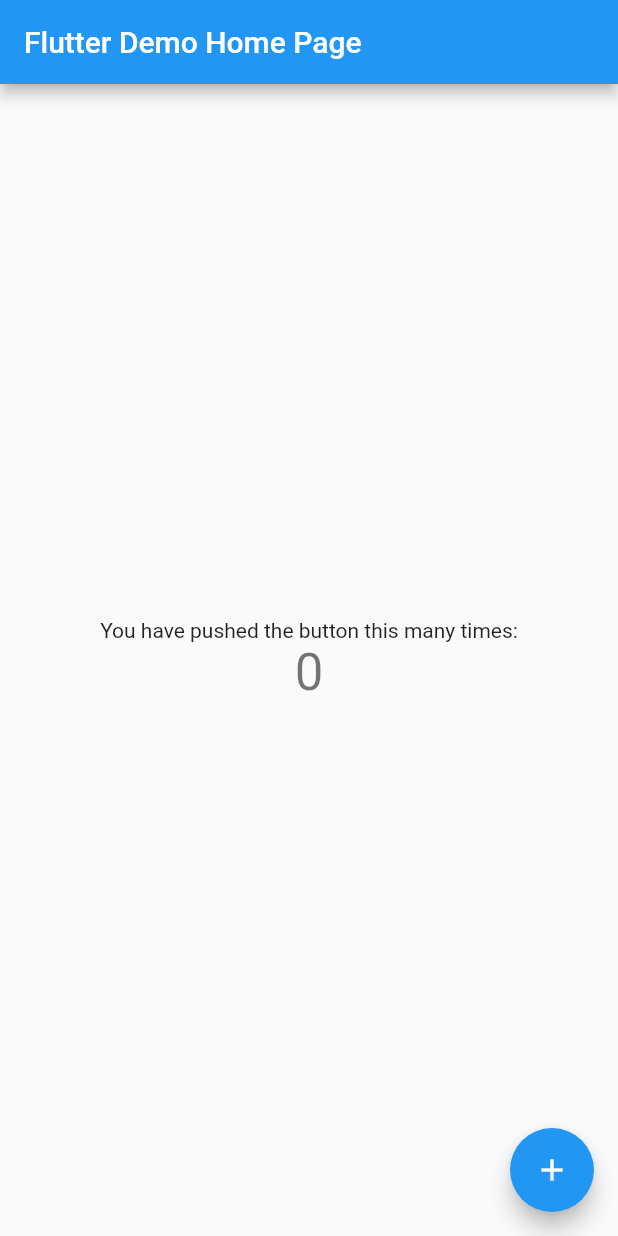
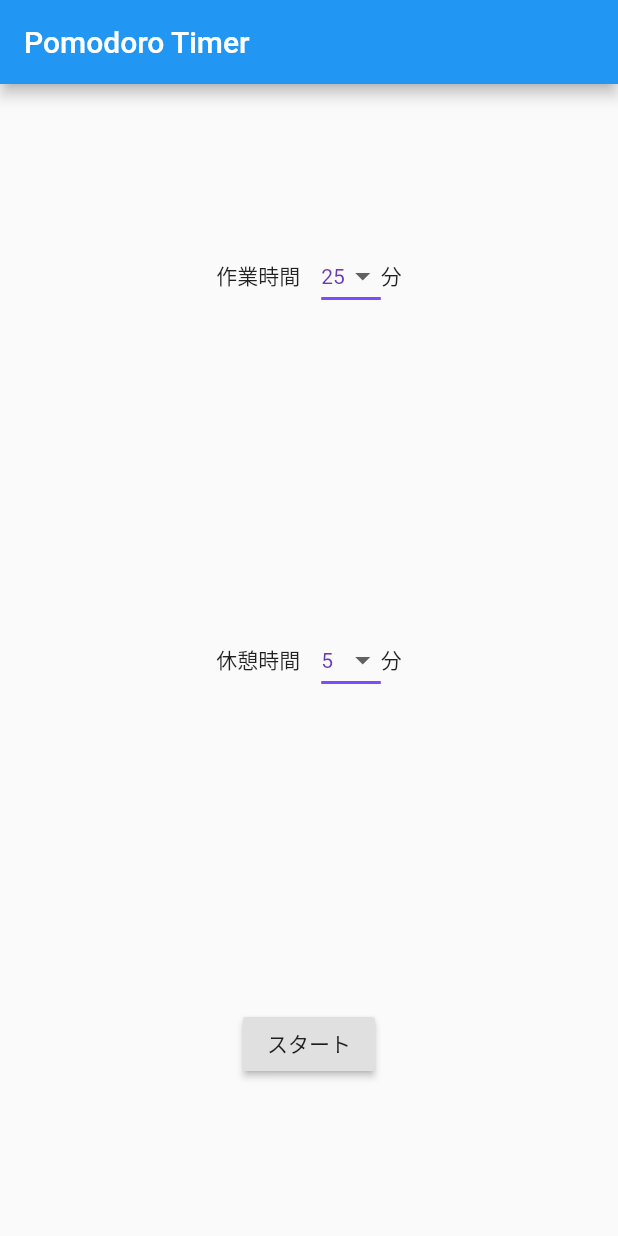
Before and after one commit to nadeshiko69/pomodoro_timer, a Flutter app: the screen it shows after launch, on a phone screen of 412 x 824 dp. Run offline on Flutter 3.47's test engine with Material 2 defaults, Android fonts, the phone set to English and light mode, and no system bars.

Commit message:
Main画面完成、TImer内部実装完了Debug未実施

```diff
--- a/lib/main.dart
+++ b/lib/main.dart
@@ -1,113 +1,136 @@
+import 'package:flutter/cupertino.dart';
 import 'package:flutter/material.dart';
+import 'package:pomodoro_timer/timer.dart';
 
 void main() {
-  runApp(MyApp());
+  runApp(MainMenu());
 }
 
-class MyApp extends StatelessWidget {
-  // This widget is the root of your application.
+class MainMenu extends StatefulWidget {
+  //MainMenu({Key key, this.title}) : super(key: key);
+
+  //final String title;
+
+  @override
+  _MainMenu createState() => _MainMenu();
+}
+
+class _MainMenu extends State<MainMenu> {
   @override
   Widget build(BuildContext context) {
     return MaterialApp(
-      title: 'Flutter Demo',
-      theme: ThemeData(
-        // This is the theme of your application.
-        //
-        // Try running your application with "flutter run". You'll see the
-        // application has a blue toolbar. Then, without quitting the app, try
-        // changing the primarySwatch below to Colors.green and then invoke
-        // "hot reload" (press "r" in the console where you ran "flutter run",
-        // or simply save your changes to "hot reload" in a Flutter IDE).
-        // Notice that the counter didn't reset back to zero; the application
-        // is not restarted.
-        primarySwatch: Colors.blue,
-      ),
-      home: MyHomePage(title: 'Flutter Demo Home Page'),
+      home: Home()
     );
   }
 }
 
-class MyHomePage extends StatefulWidget {
-  MyHomePage({Key? key, required this.title}) : super(key: key);
 
-  // This widget is the home page of your application. It is stateful, meaning
-  // that it has a State object (defined below) that contains fields that affect
-  // how it looks.
-
-  // This class is the configuration for the state. It holds the values (in this
-  // case the title) provided by the parent (in this case the App widget) and
-  // used by the build method of the State. Fields in a Widget subclass are
-  // always marked "final".
-
-  final String title;
-
+class Home extends StatefulWidget {
   @override
-  _MyHomePageState createState() => _MyHomePageState();
+  _Home createState() => _Home();
 }
 
-class _MyHomePageState extends State<MyHomePage> {
-  int _counter = 0;
-
-  void _incrementCounter() {
-    setState(() {
-      // This call to setState tells the Flutter framework that something has
-      // changed in this State, which causes it to rerun the build method below
-      // so that the display can reflect the updated values. If we changed
-      // _counter without calling setState(), then the build method would not be
-      // called again, and so nothing would appear to happen.
-      _counter++;
-    });
-  }
-
+class _Home extends State<Home>{
+  List<String> workTime = ['5', '10', '15', '20', '25', '30', '35', '40', '45', '50', '55', '60'];
+  String dropdownWorkValue = '25';
+  List<String> brakeTime = ['1', '2', '3', '4', '5', '6', '7', '8', '9', '10'];
+  String dropdownBrakeValue = '5';
   @override
-  Widget build(BuildContext context) {
-    // This method is rerun every time setState is called, for instance as done
-    // by the _incrementCounter method above.
-    //
-    // The Flutter framework has been optimized to make rerunning build methods
-    // fast, so that you can just rebuild anything that needs updating rather
-    // than having to individually change instances of widgets.
+  Widget build(BuildContext context){
     return Scaffold(
       appBar: AppBar(
-        // Here we take the value from the MyHomePage object that was created by
-        // the App.build method, and use it to set our appbar title.
-        title: Text(widget.title),
+        title: Text('Pomodoro Timer'),
       ),
       body: Center(
-        // Center is a layout widget. It takes a single child and positions it
-        // in the middle of the parent.
         child: Column(
-          // Column is also a layout widget. It takes a list of children and
-          // arranges them vertically. By default, it sizes itself to fit its
-          // children horizontally, and tries to be as tall as its parent.
-          //
-          // Invoke "debug painting" (press "p" in the console, choose the
-          // "Toggle Debug Paint" action from the Flutter Inspector in Android
-          // Studio, or the "Toggle Debug Paint" command in Visual Studio Code)
-          // to see the wireframe for each widget.
-          //
-          // Column has various properties to control how it sizes itself and
-          // how it positions its children. Here we use mainAxisAlignment to
-          // center the children vertically; the main axis here is the vertical
-          // axis because Columns are vertical (the cross axis would be
-          // horizontal).
-          mainAxisAlignment: MainAxisAlignment.center,
+          mainAxisSize: MainAxisSize.min,
           children: <Widget>[
-            Text(
-              'You have pushed the button this many times:',
+            Expanded(
+              child: Center(
+                child: Row(
+                  mainAxisSize: MainAxisSize.min,
+                  children: <Widget>[
+                    Text('作業時間　'),
+                    // じかん設定ボタンを配置
+                    DropdownButton<String>(
+                      value: dropdownWorkValue,
+                      iconSize: 24,
+                      elevation: 16,
+                      style: const TextStyle(color: Colors.deepPurple),
+                      underline: Container(
+                        height: 2,
+                        color: Colors.deepPurpleAccent,
+                      ),
+                      onChanged: (String? newValue) {
+                        setState(() {
+                          dropdownWorkValue = newValue!;
+                        });
+                      },
+                      items: workTime.map<DropdownMenuItem<String>>((String value) {
+                        return DropdownMenuItem<String>(
+                          value: value,
+                          child: Text(value),
+                        );
+                      }).toList(),
+                    ),
+                    Text('分'),
+                  ],
+                ),
+              ),
             ),
-            Text(
-              '$_counter',
-              style: Theme.of(context).textTheme.headline4,
+            Expanded(
+              child: Center(
+                child: Row(
+                  mainAxisSize: MainAxisSize.min,
+                  children: <Widget>[
+                    Text('休憩時間　'),
+                    DropdownButton<String>(
+                      value: dropdownBrakeValue,
+                      iconSize: 24,
+                      elevation: 16,
+                      style: const TextStyle(color: Colors.deepPurple),
+                      underline: Container(
+                        height: 2,
+                        color: Colors.deepPurpleAccent,
+                      ),
+                      onChanged: (String? newValue) {
+                        setState(() {
+                          dropdownBrakeValue = newValue!;
+                        });
+                      },
+                      items: brakeTime.map<DropdownMenuItem<String>>((String value) {
+                        return DropdownMenuItem<String>(
+                          value: value,
+                          child: Text(value),
+                        );
+                      }).toList(),
+                    ),
+                    Text('分'),
+                  ],
+                ),
+              ),
+            ),
+            Expanded(
+              child: Center(
+                child : RaisedButton(
+                  child: Text('スタート'),
+                  onPressed: () {
+                    Navigator.push(
+                      context,
+                      MaterialPageRoute(
+                          builder: (context) => Timer(
+                              int.parse(dropdownWorkValue),
+                              int.parse(dropdownBrakeValue)
+                          )
+                      ),
+                    );
+                  },
+                ),
+              ),
             ),
           ],
         ),
       ),
-      floatingActionButton: FloatingActionButton(
-        onPressed: _incrementCounter,
-        tooltip: 'Increment',
-        child: Icon(Icons.add),
-      ), // This trailing comma makes auto-formatting nicer for build methods.
     );
   }
 }
--- /dev/null
+++ b/lib/timer.dart
@@ -0,0 +1,57 @@
+import 'package:flutter/material.dart';
+import 'package:quiver/async.dart';
+
+class Timer extends StatefulWidget {
+  Timer(this.workTime, this.brakeTime);
+  int workTime, brakeTime;
+
+    _Timer createState() => _Timer(workTime, brakeTime);
+}
+
+class _Timer extends State<Timer>{
+  _Timer(this.initWorkTime, this.initBrakeTime);
+  int initWorkTime, initBrakeTime;
+  bool isWorking = true; // true : 仕事中、false : 休憩中
+  int startTime = 0;   //測る時間 [sec]
+  int currentTime = 0; //今の時間 [sec]
+
+  //カウントダウン処理
+  void startTimer(bool stateCheck) {
+    if (stateCheck)
+      startTime = initWorkTime * 60;
+    else
+      startTime = initBrakeTime * 60;
+
+    CountdownTimer countDownTimer = new CountdownTimer(
+      new Duration(seconds: startTime), //初期値
+      new Duration(seconds: 1), // 1秒幅
+    );
+
+    var sub = countDownTimer.listen(null);
+
+    //カウントダウン
+    sub.onData((duration) {
+      setState(() {
+        currentTime = startTime - duration.elapsed.inSeconds; //毎秒減らしていく
+      });
+    });
+
+    //終了時
+    sub.onDone(() {
+      print("Done");
+      sub.cancel();
+      //currentTime = startTime;
+    });
+  }
+  @override
+  Widget build(BuildContext context) {
+    return Scaffold(
+      appBar: AppBar(
+        title: Text("次のページ"),
+      ),
+      body: Container(
+    // UI作り込む！
+      ),
+    );
+  }
+}
```
Also changed, not shown: pubspec.yaml (+2 -57 lines), lib/result.dart (added), 1 other file.
